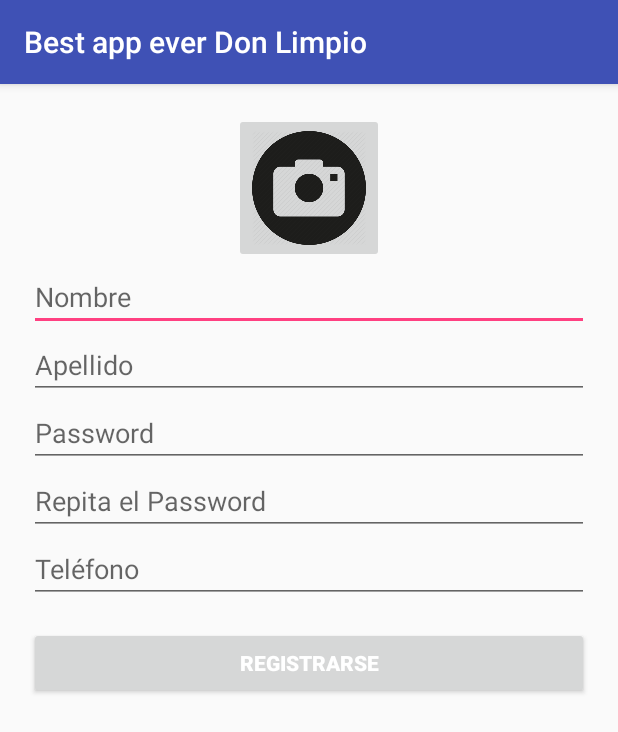
After one commit to CMovilMSC201830/DonLimpio, an Android app: the SignupActivity screen opened directly, with no data from a screen before it, on a phone screen of 412 x 824 dp. The commit adds this screen. Shown: the top 732 px of the screen. Run offline under Robolectric (Android 15) with nearby library versions, the phone set to English and light mode, and no system bars.

Commit message:
vista de registro flowde navegación ok.

```diff
--- a/DonLimpioApp/app/build.gradle
+++ b/DonLimpioApp/app/build.gradle
@@ -22,6 +22,7 @@ dependencies {
     implementation fileTree(dir: 'libs', include: ['*.jar'])
     implementation 'com.android.support:appcompat-v7:28.0.0'
     implementation 'com.android.support:design:28.0.0'
+    implementation 'com.android.support.constraint:constraint-layout:1.1.3'
     testImplementation 'junit:junit:4.12'
     androidTestImplementation 'com.android.support.test:runner:1.0.2'
     androidTestImplementation 'com.android.support.test.espresso:espresso-core:3.0.2'
--- a/DonLimpioApp/app/src/main/AndroidManifest.xml
+++ b/DonLimpioApp/app/src/main/AndroidManifest.xml
@@ -1,6 +1,7 @@
 <?xml version="1.0" encoding="utf-8"?>
 <manifest xmlns:android="http://schemas.android.com/apk/res/android"
     package="javeriana.edu.co.donlimpio">
+
     <!-- To auto-complete the email text field in the login form with the user's emails -->
     <uses-permission android:name="android.permission.GET_ACCOUNTS" />
     <uses-permission android:name="android.permission.READ_PROFILE" />
@@ -22,6 +23,7 @@
                 <category android:name="android.intent.category.LAUNCHER" />
             </intent-filter>
         </activity>
+        <activity android:name=".SignupActivity"></activity>
     </application>
 
 </manifest>
--- a/DonLimpioApp/app/src/main/java/javeriana/edu/co/donlimpio/LoginActivity.java
+++ b/DonLimpioApp/app/src/main/java/javeriana/edu/co/donlimpio/LoginActivity.java
@@ -3,6 +3,7 @@ package javeriana.edu.co.donlimpio;
 import android.animation.Animator;
 import android.animation.AnimatorListenerAdapter;
 import android.annotation.TargetApi;
+import android.content.Intent;
 import android.content.pm.PackageManager;
 import android.support.annotation.NonNull;
 import android.support.design.widget.Snackbar;
@@ -61,6 +62,7 @@ public class LoginActivity extends AppCompatActivity implements LoaderCallbacks<
     private EditText mPasswordView;
     private View mProgressView;
     private View mLoginFormView;
+    private TextView mRegisterTextView;
 
     @Override
     protected void onCreate(Bundle savedInstanceState) {
@@ -92,6 +94,14 @@ public class LoginActivity extends AppCompatActivity implements LoaderCallbacks<
 
         mLoginFormView = findViewById(R.id.login_form);
         mProgressView = findViewById(R.id.login_progress);
+        mRegisterTextView = findViewById(R.id.register_text_view);
+        mRegisterTextView.setOnClickListener(new OnClickListener() {
+            @Override
+            public void onClick(View view) {
+                Intent i = new Intent(getApplicationContext(), SignupActivity.class);
+                startActivity(i);
+            }
+        });
     }
 
     private void populateAutoComplete() {
--- /dev/null
+++ b/DonLimpioApp/app/src/main/java/javeriana/edu/co/donlimpio/SignupActivity.java
@@ -0,0 +1,13 @@
+package javeriana.edu.co.donlimpio;
+
+import android.support.v7.app.AppCompatActivity;
+import android.os.Bundle;
+
+public class SignupActivity extends AppCompatActivity {
+
+    @Override
+    protected void onCreate(Bundle savedInstanceState) {
+        super.onCreate(savedInstanceState);
+        setContentView(R.layout.activity_signup);
+    }
+}
--- /dev/null
+++ b/DonLimpioApp/app/src/main/res/layout/activity_signup.xml
@@ -0,0 +1,78 @@
+<?xml version="1.0" encoding="utf-8"?>
+
+<ScrollView android:layout_width="match_parent" android:layout_height="match_parent"
+    xmlns:android="http://schemas.android.com/apk/res/android">
+    <LinearLayout xmlns:android="http://schemas.android.com/apk/res/android"
+        xmlns:app="http://schemas.android.com/apk/res-auto"
+        xmlns:tools="http://schemas.android.com/tools"
+        android:layout_width="match_parent"
+        android:layout_height="match_parent"
+        tools:context=".SignupActivity"
+        android:orientation="vertical"
+        android:layout_margin="19dp">
+        <ImageButton
+            android:layout_width="100dp"
+            android:layout_height="100dp"
+            android:scaleType="fitCenter"
+            android:layout_gravity="center"
+            android:src="@drawable/camera_icon"
+            android:layout_marginHorizontal="125dp"/>
+        <EditText
+            android:layout_width="match_parent"
+            android:layout_height="match_parent"
+            android:hint="@string/name"
+            android:id="@+id/text_view_name"
+            android:inputType="text"/>
+
+        <EditText
+            android:layout_width="match_parent"
+            android:layout_height="match_parent"
+            android:hint="@string/lastName"
+            android:id="@+id/text_view_lastName"
+            android:inputType="text"/>
+
+        <EditText
+            android:id="@+id/password"
+            android:layout_width="match_parent"
+            android:layout_height="wrap_content"
+            android:hint="@string/prompt_password"
+            android:imeActionId="6"
+            android:imeOptions="actionUnspecified"
+            android:inputType="textPassword"
+            android:maxLines="1"
+            android:singleLine="true" />
+
+        <EditText
+            android:id="@+id/repeat_password"
+            android:layout_width="match_parent"
+            android:layout_height="wrap_content"
+            android:hint="@string/prompt_repeat_password"
+            android:imeActionId="6"
+            android:imeOptions="actionUnspecified"
+            android:inputType="textPassword"
+            android:maxLines="1"
+            android:singleLine="true" />
+
+        <EditText
+            android:id="@+id/phone"
+            android:layout_width="match_parent"
+            android:layout_height="wrap_content"
+            android:hint="@string/prompt_phone"
+            android:imeActionId="6"
+            android:imeOptions="actionUnspecified"
+            android:inputType="textPassword"
+            android:maxLines="1"
+            android:singleLine="true" />
+
+        <Button
+            android:id="@+id/signup_btn"
+            android:layout_width="match_parent"
+            android:layout_height="wrap_content"
+            android:layout_marginTop="16dp"
+            android:text="@string/doSignup"
+            android:textColor="@android:color/background_light"
+            android:textStyle="bold"
+            tools:background="@android:color/holo_blue_dark" />
+
+    </LinearLayout>
+</ScrollView>
--- a/DonLimpioApp/app/src/main/res/values/strings.xml
+++ b/DonLimpioApp/app/src/main/res/values/strings.xml
@@ -4,6 +4,8 @@
     <!-- Strings related to login -->
     <string name="prompt_email">Email</string>
     <string name="prompt_password">Password</string>
+    <string name="prompt_repeat_password">Repita el Password</string>
+    <string name="prompt_phone">Teléfono</string>
     <string name="action_sign_in">Ingresar</string>
     <string name="action_sign_in_short">Ingresar</string>
     <string name="error_invalid_email">La dirección de correo no es válida.</string>
@@ -15,4 +17,8 @@
     <string name="register">REGISTRARSE</string>
     <string name="login_facebook_button">Ingresar con facebook</string>
     <string name="login_google_button">Ingresar con Google</string>
+    <string name="name">Nombre</string>
+    <string name="lastName">Apellido</string>
+    <string name="doSignup">Registrarse</string>
+
 </resources>
--- a/DonLimpioApp/build.gradle
+++ b/DonLimpioApp/build.gradle
@@ -7,7 +7,7 @@ buildscript {
         jcenter()
     }
     dependencies {
-        classpath 'com.android.tools.build:gradle:3.1.4'
+        classpath 'com.android.tools.build:gradle:3.2.0'
 
 
         // NOTE: Do not place your application dependencies here; they belong
```
Also changed, not shown: DonLimpioApp/app/src/main/res/drawable/camera_icon.png (added), DonLimpioApp/gradle/wrapper/gradle-wrapper.properties.
